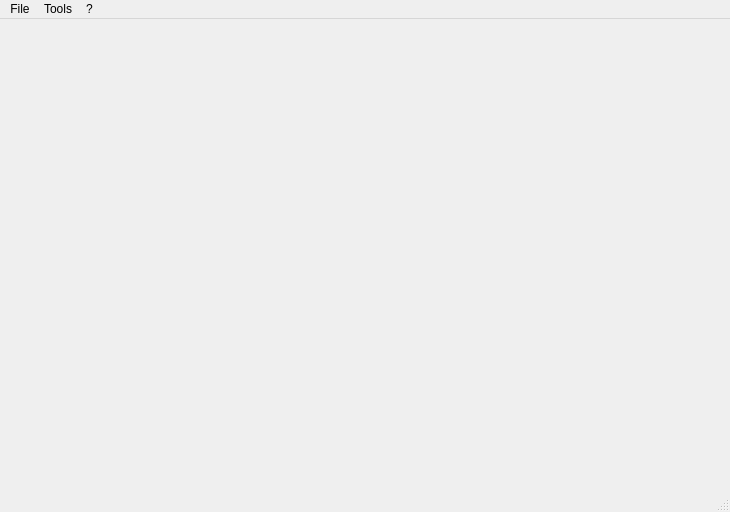
First picture: the form in qtEditor/Gui/MainWindow.ui, repository timur-losev/framework2d, before the edit.
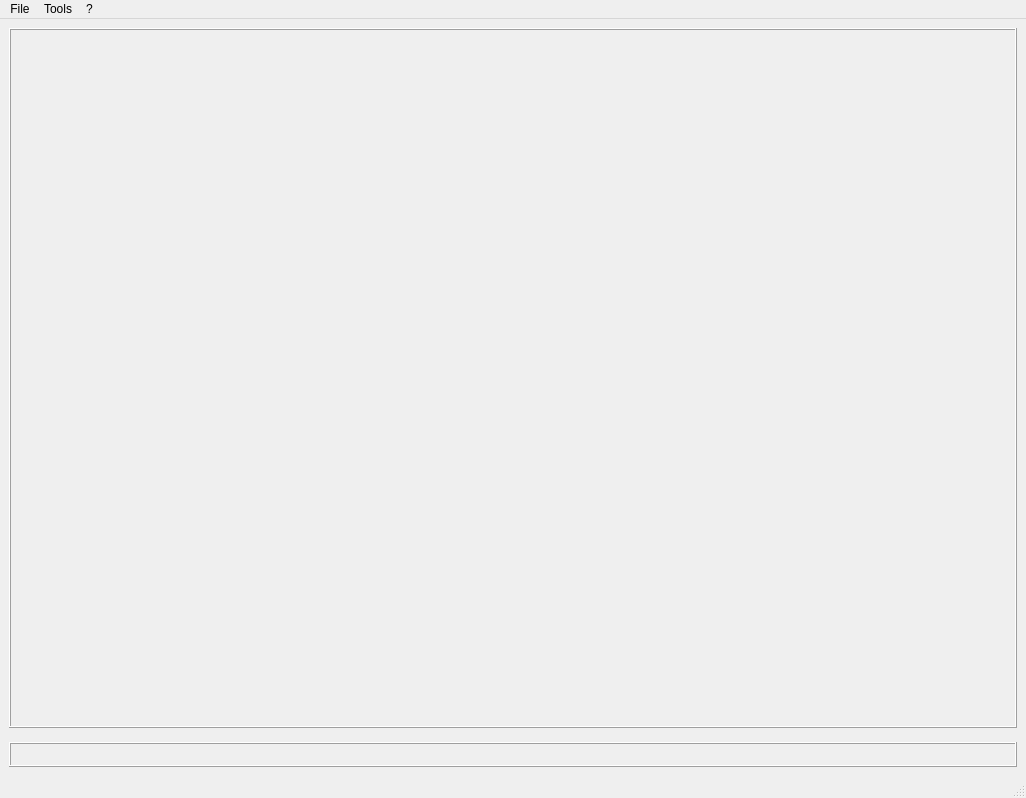
Second picture: the form after the edit.

```diff
--- a/qtEditor/Gui/MainWindow.ui
+++ b/qtEditor/Gui/MainWindow.ui
@@ -6,21 +6,60 @@
    <rect>
     <x>0</x>
     <y>0</y>
-    <width>730</width>
-    <height>512</height>
+    <width>1026</width>
+    <height>798</height>
    </rect>
   </property>
   <property name="windowTitle">
    <string>MainWindow</string>
   </property>
-  <widget class="QWidget" name="centralwidget"/>
+  <widget class="QWidget" name="centralwidget">
+   <layout class="QGridLayout" name="gridLayout">
+    <item row="0" column="0">
+     <layout class="QGridLayout" name="mainSizer">
+      <property name="verticalSpacing">
+       <number>14</number>
+      </property>
+      <property name="leftMargin">
+       <number>0</number>
+      </property>
+      <item row="0" column="0">
+       <widget class="QFrame" name="renderFrame">
+        <property name="minimumSize">
+         <size>
+          <width>0</width>
+          <height>700</height>
+         </size>
+        </property>
+        <property name="frameShape">
+         <enum>QFrame::Box</enum>
+        </property>
+        <property name="frameShadow">
+         <enum>QFrame::Raised</enum>
+        </property>
+       </widget>
+      </item>
+      <item row="1" column="0">
+       <widget class="QFrame" name="frame">
+        <property name="frameShape">
+         <enum>QFrame::Box</enum>
+        </property>
+        <property name="frameShadow">
+         <enum>QFrame::Raised</enum>
+        </property>
+       </widget>
+      </item>
+     </layout>
+    </item>
+   </layout>
+  </widget>
   <widget class="QMenuBar" name="menubar">
    <property name="geometry">
     <rect>
      <x>0</x>
      <y>0</y>
-     <width>730</width>
-     <height>18</height>
+     <width>1026</width>
+     <height>21</height>
     </rect>
    </property>
    <widget class="QMenu" name="menuFile">
```
